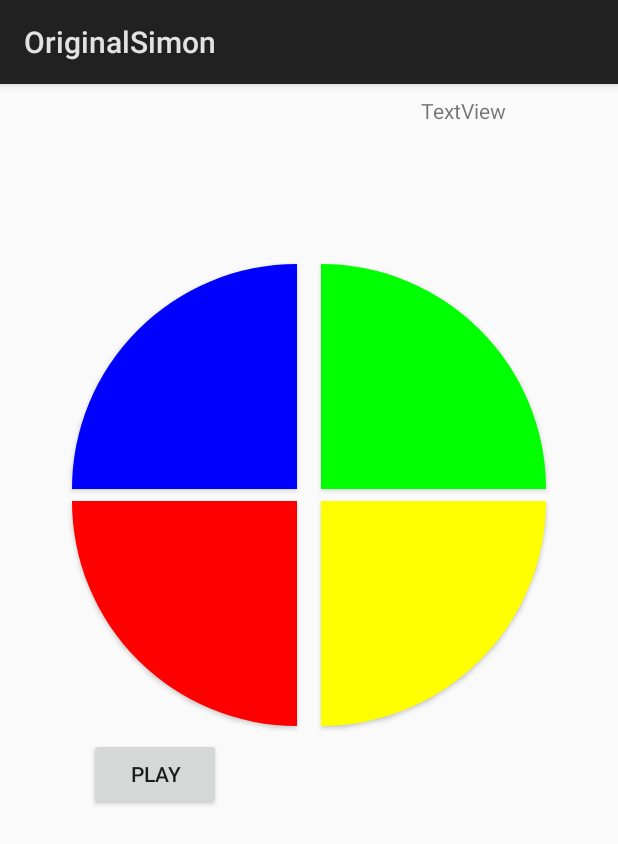
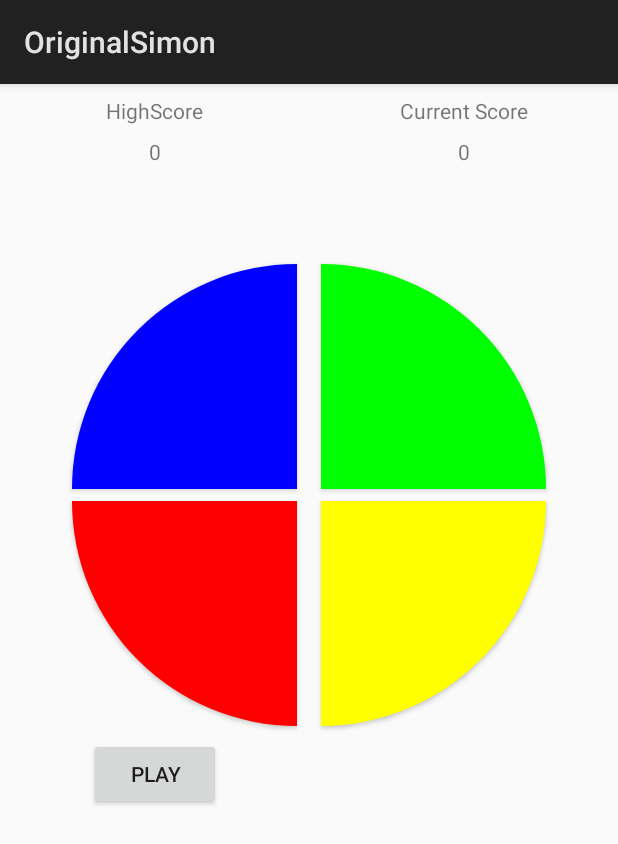
Before and after one commit to Larmstrong1626/Assignment_2, an Android app: the OriginalSimon screen opened directly, with no data from a screen before it, on a phone screen of 412 x 824 dp. Shown: the top 844 px of the screen. Run offline under Robolectric (Android 15) with nearby library versions, the phone set to English and light mode, and no system bars.

Commit message:
Score textview

```diff
--- a/app/src/main/res/layout/activity_original_simon.xml
+++ b/app/src/main/res/layout/activity_original_simon.xml
@@ -68,9 +68,45 @@
         android:layout_marginEnd="8dp"
         android:layout_marginStart="8dp"
         android:layout_marginTop="8dp"
-        android:text="TextView"
+        android:text="Current Score"
         app:layout_constraintEnd_toEndOf="parent"
         app:layout_constraintStart_toStartOf="@+id/guideline2"
         app:layout_constraintTop_toTopOf="parent" />
 
+    <TextView
+        android:id="@+id/textView5"
+        android:layout_width="wrap_content"
+        android:layout_height="wrap_content"
+        android:layout_marginEnd="8dp"
+        android:layout_marginStart="8dp"
+        android:layout_marginTop="8dp"
+        android:text="HighScore"
+        app:layout_constraintEnd_toStartOf="@+id/guideline2"
+        app:layout_constraintStart_toStartOf="parent"
+        app:layout_constraintTop_toTopOf="parent" />
+
+    <TextView
+        android:id="@+id/textView6"
+        android:layout_width="wrap_content"
+        android:layout_height="wrap_content"
+        android:layout_marginEnd="8dp"
+        android:layout_marginStart="8dp"
+        android:layout_marginTop="8dp"
+        android:text="0"
+        app:layout_constraintEnd_toStartOf="@+id/guideline2"
+        app:layout_constraintStart_toStartOf="parent"
+        app:layout_constraintTop_toBottomOf="@+id/textView5" />
+
+    <TextView
+        android:id="@+id/textView7"
+        android:layout_width="wrap_content"
+        android:layout_height="wrap_content"
+        android:layout_marginEnd="8dp"
+        android:layout_marginStart="8dp"
+        android:layout_marginTop="8dp"
+        android:text="0"
+        app:layout_constraintEnd_toEndOf="parent"
+        app:layout_constraintStart_toStartOf="@+id/guideline2"
+        app:layout_constraintTop_toBottomOf="@+id/textView4" />
+
 </android.support.constraint.ConstraintLayout>
```
